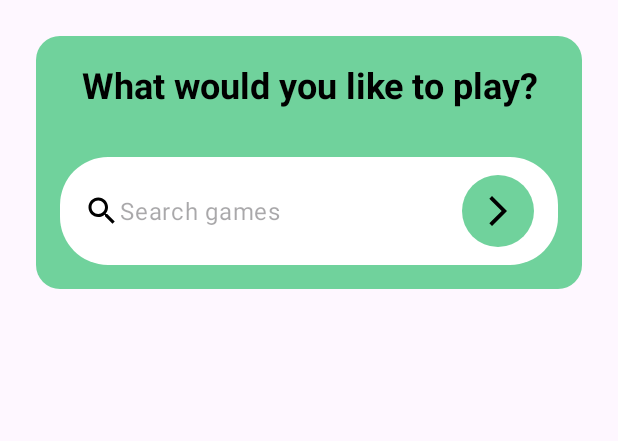
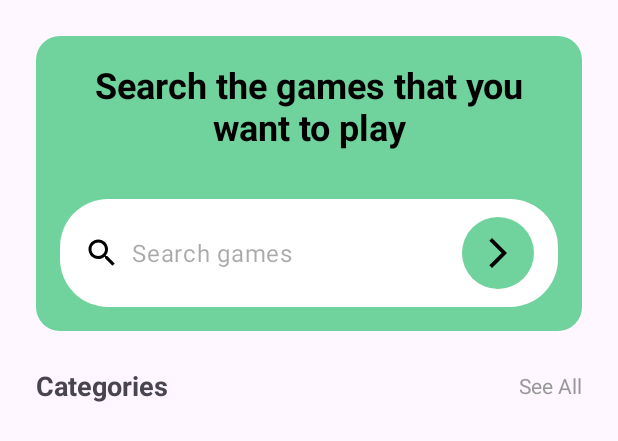
Before and after one commit to harundemir918/game_store, an Android app: the layout fragment_home.xml on its own in the app's theme, with its tools: preview values and no code run, on a phone screen of 412 x 824 dp. Shown: the top 441 px of the screen. Run offline under Robolectric (Android 15) with nearby library versions, the phone set to English and light mode, and no system bars.

Commit message:
horizontal category list added to home

```diff
--- /dev/null
+++ b/app/src/main/java/org/harundemir/gamestore/models/Category.kt
@@ -0,0 +1,6 @@
+package org.harundemir.gamestore.models
+
+data class Category(
+    val title: String,
+    val icon: Int
+)
--- a/app/src/main/res/layout/fragment_home.xml
+++ b/app/src/main/res/layout/fragment_home.xml
@@ -22,7 +22,7 @@
             android:layout_centerHorizontal="true"
             android:layout_margin="16dp"
             android:gravity="center"
-            android:text="@string/what_would_you_like_to_play"
+            android:text="@string/search_the_games_that_you_like"
             android:textColor="@color/black"
             android:textSize="24sp"
             android:textStyle="bold" />
@@ -33,7 +33,7 @@
             android:layout_height="wrap_content"
             android:layout_below="@id/search_title"
             android:layout_margin="16dp"
-            android:background="@drawable/edit_text_border"
+            android:background="@drawable/edit_text_background"
             android:orientation="horizontal">
 
             <EditText
@@ -41,8 +41,11 @@
                 android:layout_width="0dp"
                 android:layout_height="wrap_content"
                 android:layout_weight="1"
+                android:autofillHints="name"
                 android:drawableStart="@drawable/baseline_search_24"
+                android:drawablePadding="8dp"
                 android:hint="@string/search_games"
+                android:inputType="text"
                 android:maxLines="1"
                 android:paddingVertical="24dp"
                 android:theme="@style/ThemeOverlay.Material3.TextInputEditText.OutlinedBox" />
@@ -58,4 +61,46 @@
         </LinearLayout>
     </RelativeLayout>
 
+    <LinearLayout
+        android:id="@+id/categories_layout"
+        android:layout_width="match_parent"
+        android:layout_height="wrap_content"
+        android:orientation="vertical">
+
+        <androidx.constraintlayout.widget.ConstraintLayout
+            android:layout_width="match_parent"
+            android:layout_height="wrap_content">
+
+            <TextView
+                android:id="@+id/categories_title"
+                android:layout_width="wrap_content"
+                android:layout_height="wrap_content"
+                android:layout_marginStart="24dp"
+                android:text="@string/categories"
+                android:textSize="18sp"
+                android:textStyle="bold"
+                app:layout_constraintBottom_toBottomOf="parent"
+                app:layout_constraintStart_toStartOf="parent"
+                app:layout_constraintTop_toTopOf="parent" />
+
+            <TextView
+                android:id="@+id/categories_see_all"
+                android:layout_width="wrap_content"
+                android:layout_height="wrap_content"
+                android:layout_marginEnd="24dp"
+                android:text="@string/see_all"
+                android:textColor="#999999"
+                app:layout_constraintBottom_toBottomOf="parent"
+                app:layout_constraintEnd_toEndOf="parent"
+                app:layout_constraintTop_toTopOf="parent" />
+        </androidx.constraintlayout.widget.ConstraintLayout>
+
+        <androidx.recyclerview.widget.RecyclerView
+            android:id="@+id/categories_horizontal_list"
+            android:layout_width="match_parent"
+            android:layout_height="wrap_content"
+            android:layout_marginVertical="8dp"
+            android:orientation="horizontal" />
+    </LinearLayout>
+
 </LinearLayout>
--- a/app/src/main/res/values-night/strings.xml
+++ b/app/src/main/res/values-night/strings.xml
@@ -3,6 +3,9 @@
     <string name="home">Home</string>
     <string name="categories">Categories</string>
     <string name="profile">Profile</string>
-    <string name="what_would_you_like_to_play">What would you like to play?</string>
+    <string name="search_the_games_that_you_like">Search the games that you want to play</string>
     <string name="search_games">Search games</string>
+    <string name="see_all">See All</string>
+    <string name="category_image">Category Image</string>
+    <string name="category">Category</string>
 </resources>
--- a/app/src/main/res/values/strings.xml
+++ b/app/src/main/res/values/strings.xml
@@ -4,7 +4,10 @@
     <string name="home">Home</string>
     <string name="categories">Categories</string>
     <string name="profile">Profile</string>
-    <string name="what_would_you_like_to_play">What would you like to play?</string>
+    <string name="search_the_games_that_you_like">Search the games that you want to play</string>
     <string name="search_games">Search games</string>
     <string name="search">Search</string>
+    <string name="see_all">See All</string>
+    <string name="category_image">Category Image</string>
+    <string name="category">Category</string>
 </resources>
```
Also changed, not shown: app/src/main/java/org/harundemir/gamestore/adapters/CategoriesAdapter.kt (added, +38 -0 lines), app/src/main/java/org/harundemir/gamestore/fragments/HomeFragment.kt (+43 -3 lines), app/src/main/res/drawable/category_item_horizontal_background.xml (added, +10 -0 lines), app/src/main/res/layout/category_list_item.xml (added, +29 -0 lines), app/src/main/res/drawable/edit_text_background.xml (renamed from app/src/main/res/drawable/edit_text_border.xml).
